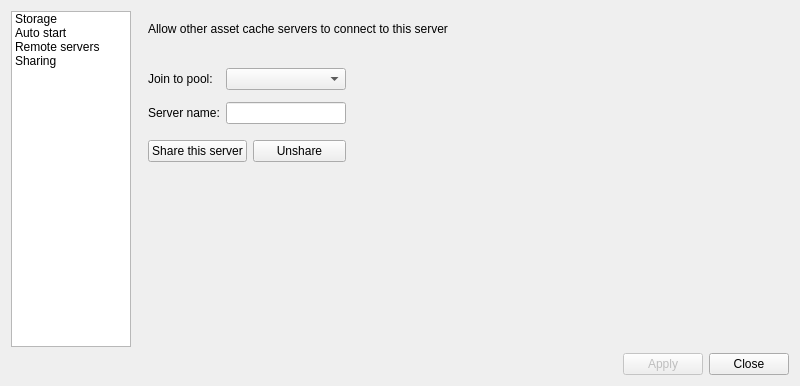
Before: the Qt Designer form Tools/AssetCacheServer/DataQt/AssetCacheServerWidget.ui in xaoctech/dava.engine, drawn with Qt 5.
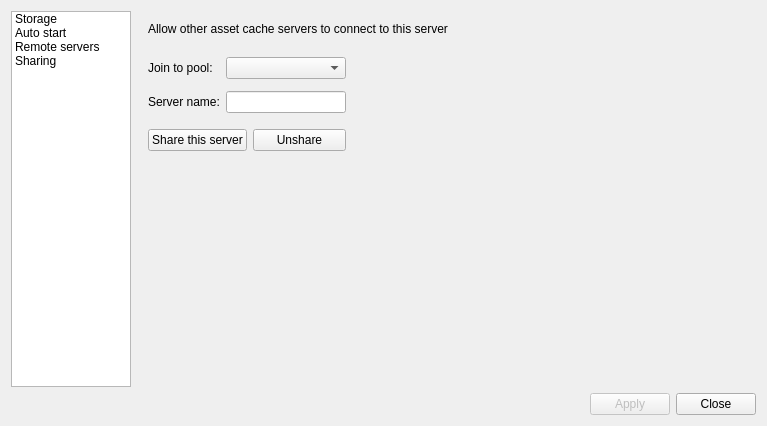
After: the same form once the commit is applied.

Commit message: DF-11095 fixing bugs found by qa

```diff
--- a/Tools/AssetCacheServer/DataQt/AssetCacheServerWidget.ui
+++ b/Tools/AssetCacheServer/DataQt/AssetCacheServerWidget.ui
@@ -9,8 +9,8 @@
    <rect>
     <x>0</x>
     <y>0</y>
-    <width>800</width>
-    <height>386</height>
+    <width>767</width>
+    <height>426</height>
    </rect>
   </property>
   <property name="sizePolicy">
@@ -780,23 +780,11 @@
         <item>
          <widget class="QLabel" name="label_4">
           <property name="sizePolicy">
-           <sizepolicy hsizetype="Fixed" vsizetype="Fixed">
+           <sizepolicy hsizetype="Preferred" vsizetype="Preferred">
             <horstretch>0</horstretch>
             <verstretch>0</verstretch>
            </sizepolicy>
           </property>
-          <property name="minimumSize">
-           <size>
-            <width>360</width>
-            <height>40</height>
-           </size>
-          </property>
-          <property name="maximumSize">
-           <size>
-            <width>360</width>
-            <height>40</height>
-           </size>
-          </property>
           <property name="text">
            <string>Allow other asset cache servers to connect to this server</string>
           </property>
@@ -804,10 +792,26 @@
            <set>Qt::AlignLeading|Qt::AlignLeft|Qt::AlignTop</set>
           </property>
           <property name="wordWrap">
-           <bool>true</bool>
+           <bool>false</bool>
           </property>
          </widget>
         </item>
+        <item>
+         <spacer name="verticalSpacer_3">
+          <property name="orientation">
+           <enum>Qt::Vertical</enum>
+          </property>
+          <property name="sizeType">
+           <enum>QSizePolicy::Fixed</enum>
+          </property>
+          <property name="sizeHint" stdset="0">
+           <size>
+            <width>20</width>
+            <height>15</height>
+           </size>
+          </property>
+         </spacer>
+        </item>
         <item>
          <layout class="QHBoxLayout" name="horizontalLayout_5">
           <item>
@@ -828,7 +832,20 @@
                </widget>
               </item>
               <item row="0" column="1">
-               <widget class="QComboBox" name="poolComboBox"/>
+               <widget class="QComboBox" name="poolComboBox">
+                <property name="sizePolicy">
+                 <sizepolicy hsizetype="Fixed" vsizetype="Fixed">
+                  <horstretch>0</horstretch>
+                  <verstretch>0</verstretch>
+                 </sizepolicy>
+                </property>
+                <property name="maximumSize">
+                 <size>
+                  <width>140</width>
+                  <height>16777215</height>
+                 </size>
+                </property>
+               </widget>
               </item>
               <item row="1" column="0">
                <widget class="QLabel" name="label_3">
@@ -853,7 +870,7 @@
                 </property>
                 <property name="maximumSize">
                  <size>
-                  <width>120</width>
+                  <width>140</width>
                   <height>16777215</height>
                  </size>
                 </property>
@@ -903,8 +920,8 @@
           </property>
           <property name="sizeHint" stdset="0">
            <size>
-            <width>20</width>
-            <height>139</height>
+            <width>17</width>
+            <height>161</height>
            </size>
           </property>
          </spacer>
```
Left out of the diff: 4 changed lines with no effect on the pictures. The commit also changes 2 other files.
